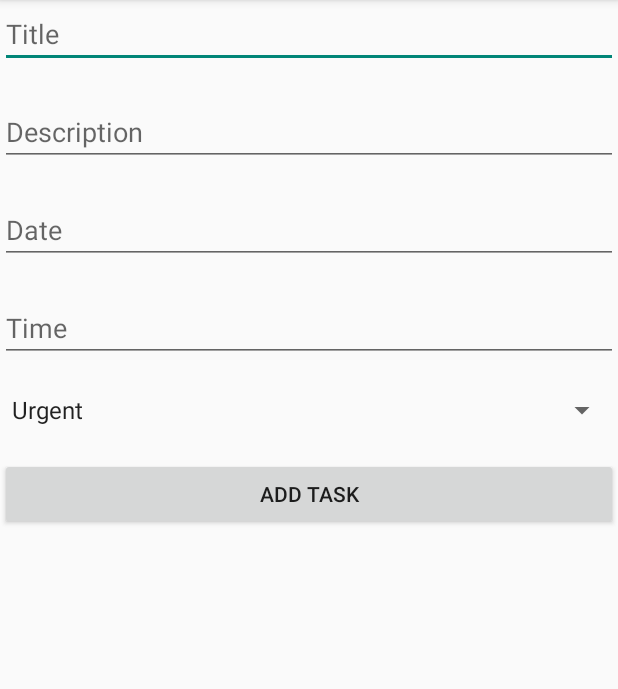
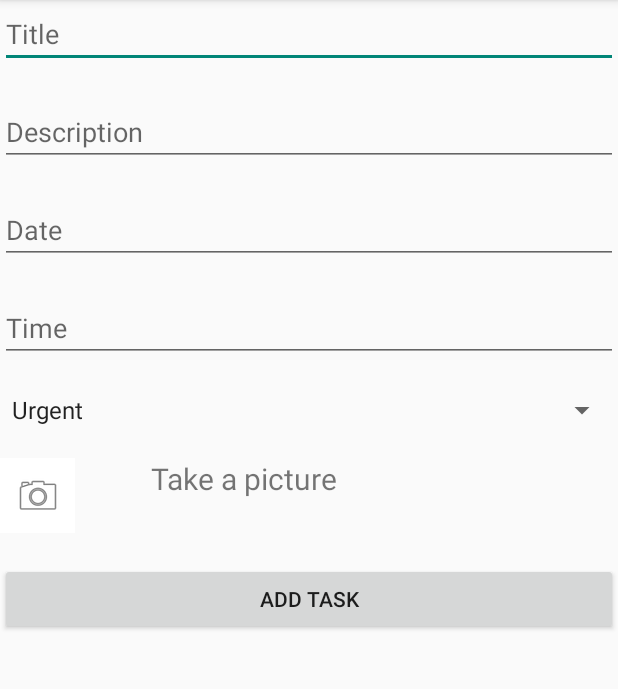
Before and after one commit to george-sarji/StandAlone-database, an Android app: the AddTask screen opened directly, with no data from a screen before it, on a phone screen of 412 x 824 dp, the part 84-773 px from its top. Run offline under Robolectric (Android 15) with nearby library versions, the phone set to English and light mode, and no system bars.

Commit message:
Review update 07/OCT/2017 9:30

```diff
--- a/StandaloneDatabase/app/src/main/AndroidManifest.xml
+++ b/StandaloneDatabase/app/src/main/AndroidManifest.xml
@@ -9,6 +9,8 @@
         android:roundIcon="@mipmap/ic_launcher_round"
         android:supportsRtl="true"
         android:theme="@style/AppTheme">
+        <uses-feature android:name="android.hardware.camera"
+            android:required="true" />
         <activity android:name=".MainActivity">
             <intent-filter>
                 <action android:name="android.intent.action.MAIN" />
--- a/StandaloneDatabase/app/src/main/res/layout/activity_add_task.xml
+++ b/StandaloneDatabase/app/src/main/res/layout/activity_add_task.xml
@@ -65,10 +65,46 @@
         android:layout_width="match_parent"
         android:layout_height="20sp" />
 
+    <LinearLayout
+        android:layout_width="wrap_content"
+        android:layout_height="wrap_content"
+        android:orientation="horizontal">
+
+        <ImageButton
+            android:id="@+id/imageButton"
+            android:layout_width="50sp"
+            android:layout_height="50sp"
+            android:background="#FFFFFF"
+            android:onClick="takePhoto"
+            android:src="@android:drawable/ic_menu_camera" />
+
+        <Space
+            android:layout_width="50sp"
+            android:layout_height="20sp"
+            android:layout_weight="1" />
+
+        <TextView
+            android:layout_width="wrap_content"
+            android:layout_height="50sp"
+            android:text="Take a picture"
+            android:textSize="20sp"
+            android:textAlignment="center"
+            android:layout_gravity="center_vertical"/>
+    </LinearLayout>
+
+
+
+    <Space
+        android:layout_width="match_parent"
+        android:layout_height="20sp" />
+
+
     <Button
         android:id="@+id/taskAdder"
         android:layout_width="match_parent"
         android:layout_height="wrap_content"
         android:onClick="addTask"
         android:text="Add Task" />
+
+
 </LinearLayout>
```
Also changed, not shown: StandaloneDatabase/app/src/main/java/com/example/george/standalonedatabase/AddTask.java (+35 -7 lines), StandaloneDatabase/app/src/main/java/com/example/george/standalonedatabase/EditTask.java (+47 -0 lines), StandaloneDatabase/app/src/main/java/com/example/george/standalonedatabase/MainActivity.java (+10 -5 lines), StandaloneDatabase/app/src/main/res/layout/activity_edit_task.xml (+70 -1 lines), StandaloneDatabase/app/src/main/res/layout/activity_main.xml (+4 -11 lines), 1 other file.
